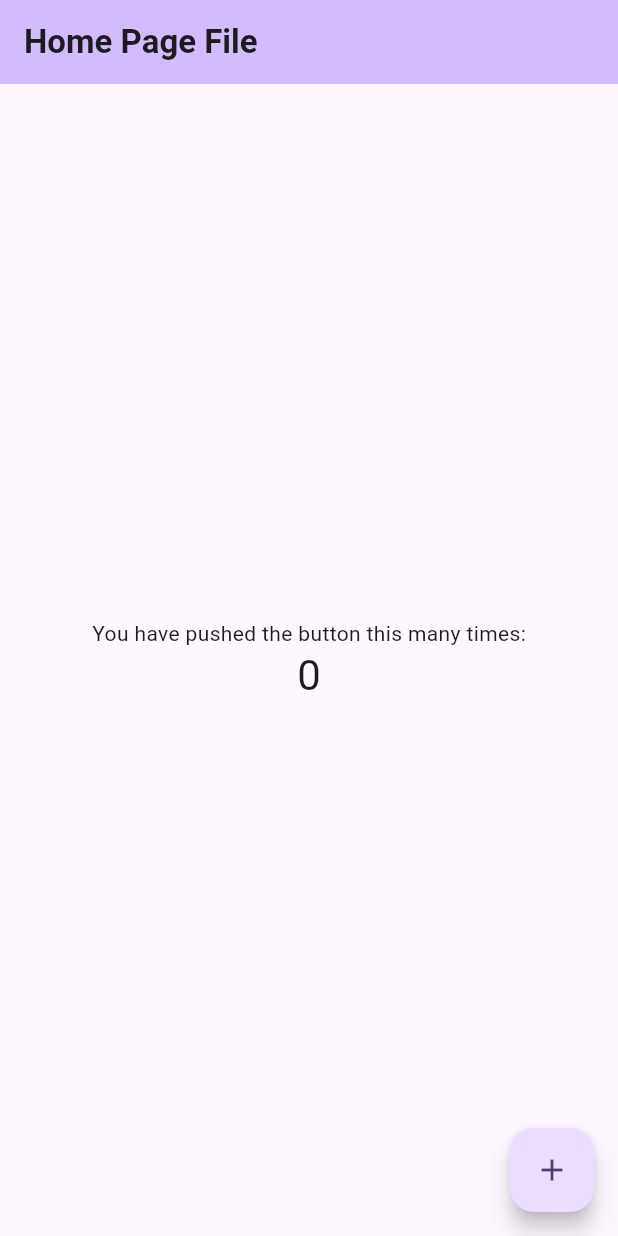
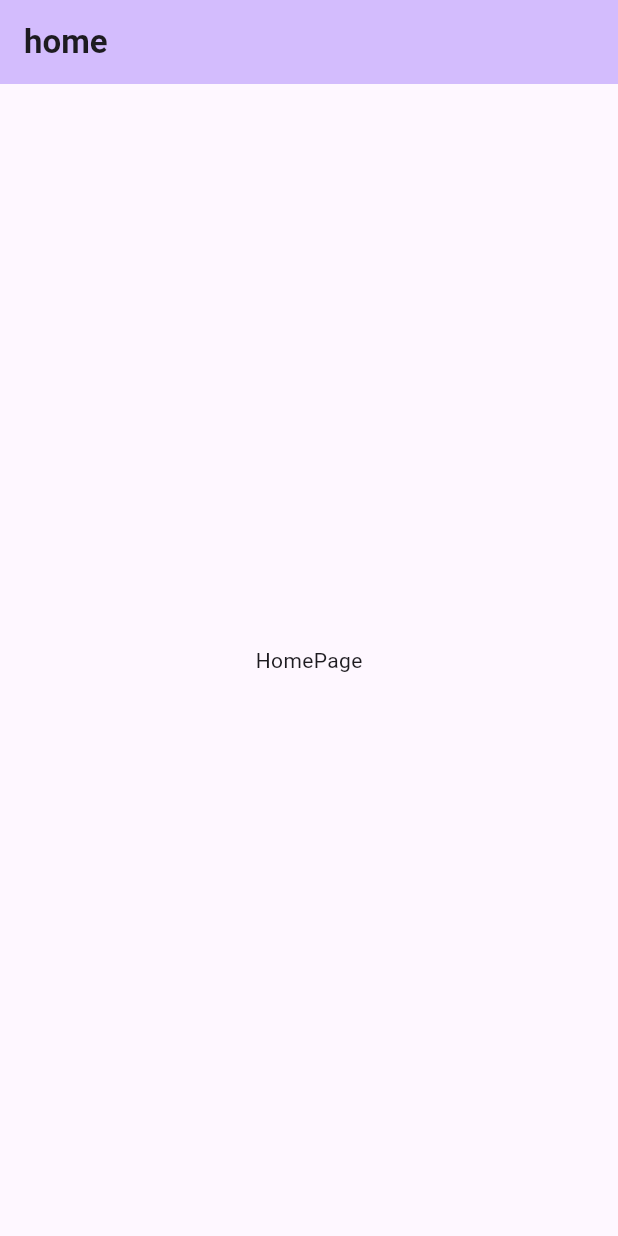
Before and after one commit to vskvj3/Ambience, a Flutter app: the screen it shows after launch, on a phone screen of 412 x 824 dp. Run offline on Flutter 3.47's test engine with Material 2 defaults, Android fonts, the light colour scheme and no system bars.

Commit message:
boilerplate: cleaned home page

```diff
--- a/lib/main.dart
+++ b/lib/main.dart
@@ -16,7 +16,7 @@
         colorScheme: ColorScheme.fromSeed(seedColor: Colors.deepPurple),
         useMaterial3: true,
       ),
-      home: const MyHomePage(title: 'Home Page File'),
+      home: const MyHomePage(),
     );
   }
 }
--- a/lib/screens/homepage.dart
+++ b/lib/screens/homepage.dart
@@ -1,9 +1,7 @@
 import 'package:flutter/material.dart';
 
 class MyHomePage extends StatefulWidget {
-  const MyHomePage({super.key, required this.title});
-
-  final String title;
+  const MyHomePage({super.key});
 
   @override
   State<MyHomePage> createState() => _MyHomePageState();
@@ -23,30 +21,21 @@
     return Scaffold(
       appBar: AppBar(
         backgroundColor: Theme.of(context).colorScheme.inversePrimary,
-        title: Text(
-          widget.title,
-          style: const TextStyle(fontWeight: FontWeight.bold),
+        title: const Text(
+          "home",
+          style: TextStyle(fontWeight: FontWeight.bold),
         ),
       ),
-      body: Center(
+      body: const Center(
         child: Column(
           mainAxisAlignment: MainAxisAlignment.center,
           children: <Widget>[
-            const Text(
-              'You have pushed the button this many times:',
-            ),
             Text(
-              '$_counter',
-              style: Theme.of(context).textTheme.headlineMedium,
+              'HomePage',
             ),
           ],
         ),
       ),
-      floatingActionButton: FloatingActionButton(
-        onPressed: _incrementCounter,
-        tooltip: 'Increment',
-        child: const Icon(Icons.add),
-      ),
     );
   }
 }
```
